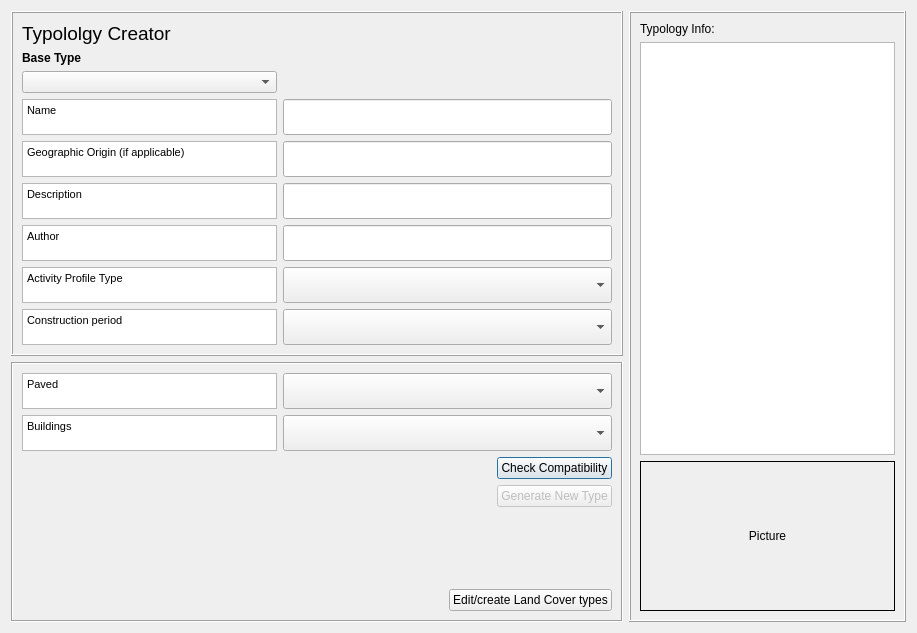
This is tabs/typology_creator_tab.ui in gusbacos/suews_database_manager as Qt 5 draws it before an edit. The edited form follows.
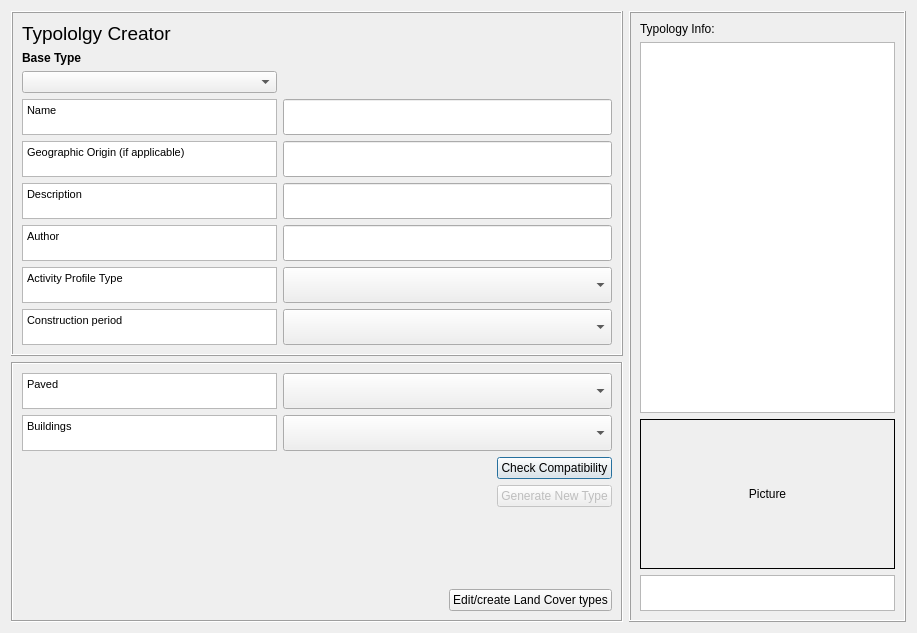
This is the edited form. Custom widgets are drawn as their Qt base class.

Patch:
```diff
--- a/tabs/typology_creator_tab.ui
+++ b/tabs/typology_creator_tab.ui
@@ -453,6 +453,29 @@
         </property>
        </widget>
       </item>
+      <item row="3" column="0">
+       <widget class="QTextBrowser" name="textBrowser_source">
+        <property name="sizePolicy">
+         <sizepolicy hsizetype="Expanding" vsizetype="Fixed">
+          <horstretch>0</horstretch>
+          <verstretch>0</verstretch>
+         </sizepolicy>
+        </property>
+        <property name="maximumSize">
+         <size>
+          <width>16777215</width>
+          <height>36</height>
+         </size>
+        </property>
+        <property name="html">
+         <string>&lt;!DOCTYPE HTML PUBLIC &quot;-//W3C//DTD HTML 4.0//EN&quot; &quot;http://www.w3.org/TR/REC-html40/strict.dtd&quot;&gt;
+&lt;html&gt;&lt;head&gt;&lt;meta name=&quot;qrichtext&quot; content=&quot;1&quot; /&gt;&lt;style type=&quot;text/css&quot;&gt;
+p, li { white-space: pre-wrap; }
+&lt;/style&gt;&lt;/head&gt;&lt;body style=&quot; font-family:'MS Shell Dlg 2'; font-size:8.25pt; font-weight:400; font-style:normal;&quot;&gt;
+&lt;p style=&quot;-qt-paragraph-type:empty; margin-top:0px; margin-bottom:0px; margin-left:0px; margin-right:0px; -qt-block-indent:0; text-indent:0px; font-size:12pt;&quot;&gt;&lt;br /&gt;&lt;/p&gt;&lt;/body&gt;&lt;/html&gt;</string>
+        </property>
+       </widget>
+      </item>
      </layout>
     </widget>
    </item>
```
Left out of the diff: 16 changed lines with no effect on the pictures.
